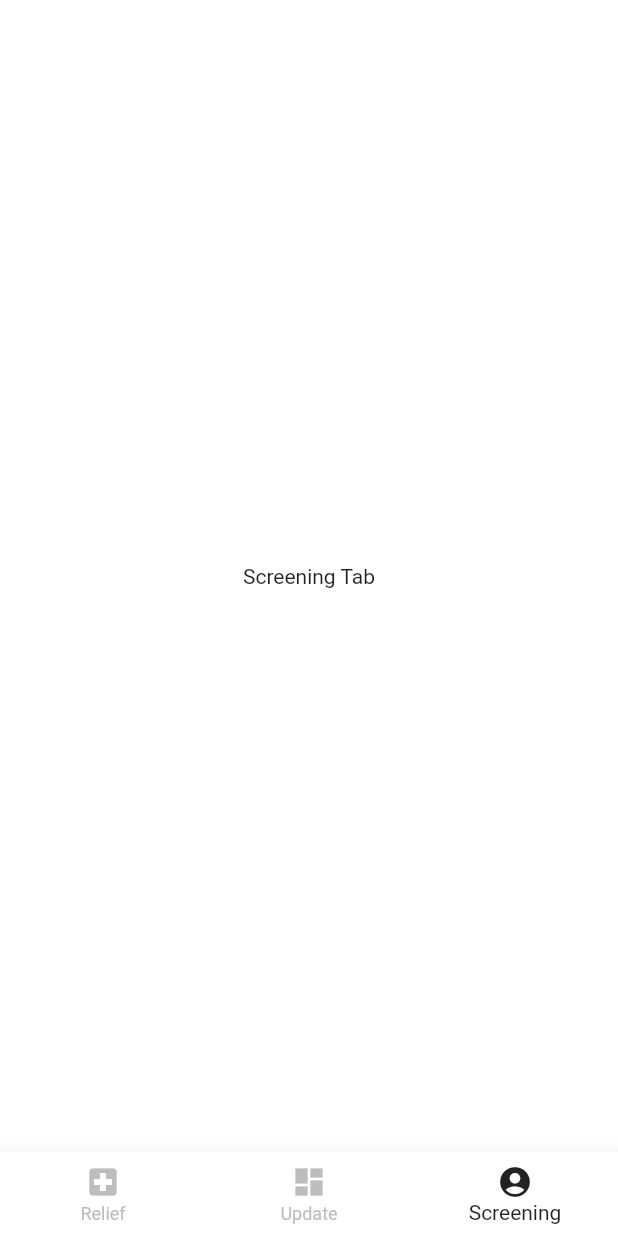
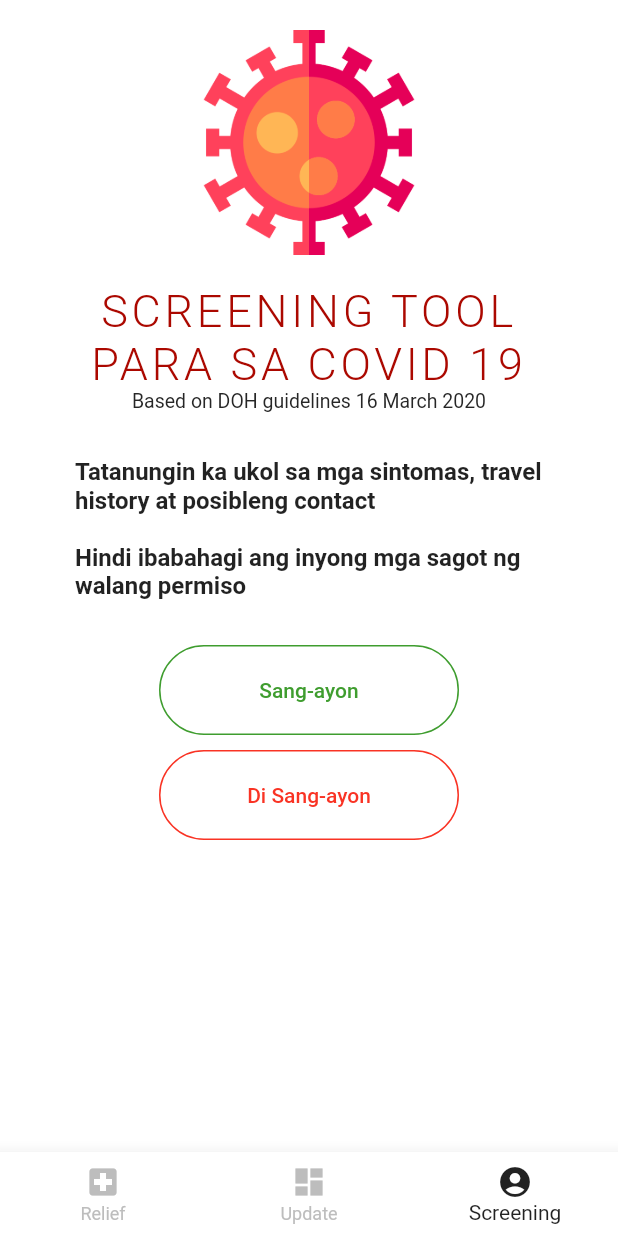
Before and after one commit to princejoogie/juan_tracker, a Flutter app: the UserDashboard screen opened directly, item 3 of the bottom bar chosen, on a phone screen of 412 x 824 dp. Run offline on Flutter 3.47's test engine with Material 2 defaults, Android fonts, the light colour scheme and no system bars; our stand-ins replace google_maps_flutter; network calls fail.

Commit message:
screening

```diff
--- a/lib/screens/login_screen.dart
+++ b/lib/screens/login_screen.dart
@@ -47,7 +47,7 @@ class _LoginScreenState extends State<LoginScreen> {
     if (email.text.trim().length <= 0 || password.text.trim().length <= 0) {
       _showError("Error", "One or more fields are empty.");
     } else {
-      var stmt = "https://juantracker.tech/login.php";
+      var stmt = "https://juantracker.tech/api/login.php";
       final response = await http.post(stmt, body: {
         'email': email.text.trim(),
         'password': password.text.trim(),
--- a/lib/screens/user_dashboard.dart
+++ b/lib/screens/user_dashboard.dart
@@ -14,6 +14,7 @@ class _UserDashboardState extends State<UserDashboard> {
   int tabIndex = 1;
 
   List<Widget> listScreens;
+
   @override
   void initState() {
     super.initState();
--- a/lib/tabs/screening_tab.dart
+++ b/lib/tabs/screening_tab.dart
@@ -1,4 +1,5 @@
 import 'package:flutter/material.dart';
+import 'package:juan_tracker/screening/introduction.dart';
 
 class ScreeningTab extends StatefulWidget {
   const ScreeningTab({Key key}) : super(key: key);
@@ -8,10 +9,104 @@ class ScreeningTab extends StatefulWidget {
 }
 
 class _ScreeningTabState extends State<ScreeningTab> {
+  List<Widget> listScreens;
+
   @override
   Widget build(BuildContext context) {
-    return Center(
-      child: Text("Screening Tab"),
+    return ListView(
+      children: <Widget>[
+        SizedBox(height: 20.0),
+        Container(
+          height: 150,
+          child: Image.asset('assets/screening/coronavirus.png'),
+        ),
+        SizedBox(height: 20.0),
+        Text(
+          "SCREENING TOOL\nPARA SA COVID 19",
+          textAlign: TextAlign.center,
+          style: TextStyle(
+            fontSize: 30,
+            color: Color(0xFFab0800),
+            fontWeight: FontWeight.w300,
+            letterSpacing: 2.5,
+          ),
+        ),
+        Text(
+          "Based on DOH guidelines 16 March 2020",
+          textAlign: TextAlign.center,
+          style: TextStyle(fontSize: 13, color: Color(0xFF262626)),
+        ),
+        SizedBox(height: 30.0),
+        Padding(
+          padding: EdgeInsets.only(left: 50, right: 50),
+          child: Align(
+            alignment: Alignment.center,
+            child: Text(
+              """
+Tatanungin ka ukol sa mga sintomas, travel history at posibleng contact
+
+Hindi ibabahagi ang inyong mga sagot ng walang permiso""",
+              style: TextStyle(
+                fontWeight: FontWeight.bold,
+                fontSize: 16,
+              ),
+            ),
+          ),
+        ),
+        SizedBox(height: 30.0),
+        Align(
+          alignment: Alignment.center,
+          child: Container(
+            width: 200,
+            height: 60,
+            child: OutlineButton(
+              child: Text(
+                "Sang-ayon",
+                style: TextStyle(
+                  color: Color(0xFF3f9d2f),
+                ),
+              ),
+              onPressed: () {
+                Navigator.push(
+                  context,
+                  MaterialPageRoute(
+                    builder: (BuildContext context) => IntroductionScreen(),
+                  ),
+                );
+              },
+              borderSide: BorderSide(
+                color: Color(0xFF3f9d2f),
+              ),
+              shape: RoundedRectangleBorder(
+                borderRadius: BorderRadius.circular(30.0),
+              ),
+            ),
+          ),
+        ),
+        SizedBox(height: 10),
+        Align(
+          alignment: Alignment.center,
+          child: Container(
+            width: 200,
+            height: 60,
+            child: OutlineButton(
+              child: Text(
+                "Di Sang-ayon",
+                style: TextStyle(
+                  color: Color(0xFFf93324),
+                ),
+              ),
+              onPressed: () {},
+              borderSide: BorderSide(
+                color: Color(0xFFf93324),
+              ),
+              shape: RoundedRectangleBorder(
+                borderRadius: BorderRadius.circular(30.0),
+              ),
+            ),
+          ),
+        ),
+      ],
     );
   }
 }
--- a/pubspec.yaml
+++ b/pubspec.yaml
@@ -50,6 +50,7 @@ flutter:
   # To add assets to your application, add an assets section, like this:
   assets:
     - assets/
+    - assets/screening/
   #   - images/a_dot_burr.jpeg
   #   - images/a_dot_ham.jpeg
 
```
Also changed, not shown: lib/screening/introduction.dart (added, +124 -0 lines), lib/tabs/update_tab.dart (+11 -8 lines), assets/screening/alert.png (added), assets/screening/coronavirus.png (added).
